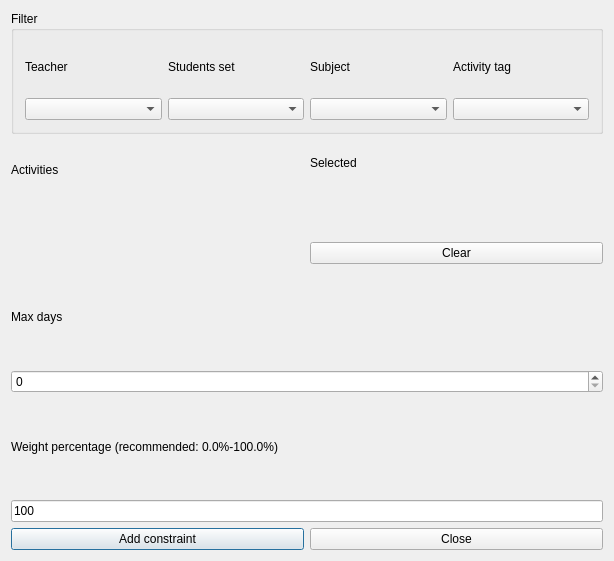
This is src/interface/addconstraintmaxdaysbetweenactivitiesform_template.ui in janLo/FET as Qt 5 draws it before an edit. The edited form follows.
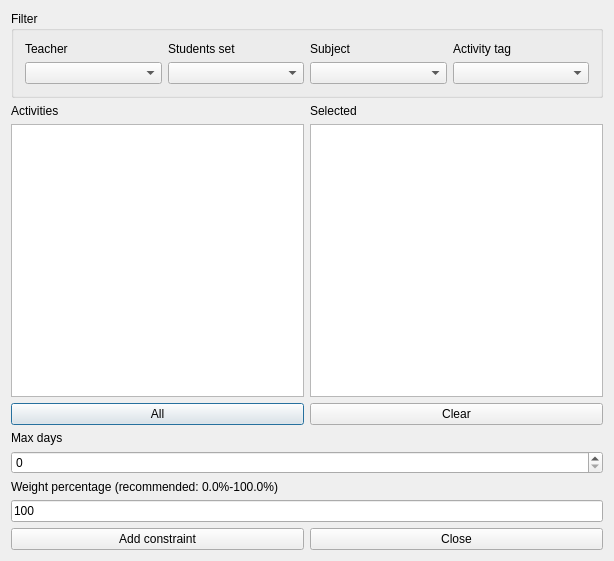
This is the edited form. Custom widgets are drawn as their Qt base class.

Patch:
```diff
--- a/src/interface/addconstraintmaxdaysbetweenactivitiesform_template.ui
+++ b/src/interface/addconstraintmaxdaysbetweenactivitiesform_template.ui
@@ -13,99 +13,23 @@
   <property name="windowTitle">
    <string extracomment="This is the title of the dialog to add a new constraint of this type">Add max days between activities</string>
   </property>
-  <layout class="QGridLayout">
-   <item row="4" column="0">
-    <layout class="QHBoxLayout">
-     <item>
-      <widget class="QPushButton" name="addConstraintPushButton">
-       <property name="text">
-        <string>Add constraint</string>
-       </property>
-      </widget>
-     </item>
-     <item>
-      <widget class="QPushButton" name="closePushButton">
-       <property name="text">
-        <string>Close</string>
-       </property>
-      </widget>
-     </item>
-    </layout>
-   </item>
-   <item row="3" column="0">
-    <layout class="QVBoxLayout">
-     <item>
-      <widget class="QLabel" name="weightTextLabel">
-       <property name="frameShape">
-        <enum>QFrame::NoFrame</enum>
-       </property>
-       <property name="frameShadow">
-        <enum>QFrame::Plain</enum>
-       </property>
-       <property name="text">
-        <string>Weight percentage (recommended: 0.0%-100.0%)</string>
-       </property>
-       <property name="wordWrap">
-        <bool>false</bool>
-       </property>
-      </widget>
-     </item>
-     <item>
-      <widget class="QLineEdit" name="weightLineEdit">
-       <property name="text">
-        <string>100</string>
-       </property>
-      </widget>
-     </item>
-    </layout>
-   </item>
-   <item row="2" column="0">
-    <layout class="QGridLayout">
-     <item row="1" column="0">
-      <widget class="QSpinBox" name="maxDaysSpinBox"/>
-     </item>
+  <layout class="QGridLayout" name="gridLayout_3">
      <item row="0" column="0">
-      <widget class="QLabel" name="minDaysTextLabel">
-       <property name="frameShape">
-        <enum>QFrame::NoFrame</enum>
-       </property>
-       <property name="frameShadow">
-        <enum>QFrame::Plain</enum>
-       </property>
-       <property name="text">
-        <string comment="It refers to the maximum number of days between activities">Max days</string>
-       </property>
-       <property name="wordWrap">
-        <bool>false</bool>
-       </property>
-      </widget>
-     </item>
-    </layout>
-   </item>
-   <item row="0" column="0">
-    <widget class="Q3GroupBox" name="groupBox3">
+    <widget class="QGroupBox" name="filterGroupBox">
      <property name="title">
       <string>Filter</string>
      </property>
-     <layout class="QGridLayout">
+     <layout class="QGridLayout" name="gridLayout">
       <item row="0" column="0">
-       <layout class="QGridLayout">
-        <item row="0" column="3">
-         <widget class="QLabel" name="activityTagsTextLabel">
+       <widget class="QLabel" name="teachersTextLabel">
           <property name="text">
-           <string>Activity tag</string>
+         <string>Teacher</string>
           </property>
           <property name="wordWrap">
            <bool>false</bool>
           </property>
          </widget>
         </item>
-        <item row="1" column="1">
-         <widget class="QComboBox" name="studentsComboBox"/>
-        </item>
-        <item row="1" column="3">
-         <widget class="QComboBox" name="activityTagsComboBox"/>
-        </item>
         <item row="0" column="1">
          <widget class="QLabel" name="studentsTextLabel">
           <property name="text">
@@ -116,9 +40,6 @@
           </property>
          </widget>
         </item>
-        <item row="1" column="2">
-         <widget class="QComboBox" name="subjectsComboBox"/>
-        </item>
         <item row="0" column="2">
          <widget class="QLabel" name="subjectsTextLabel">
           <property name="text">
@@ -129,28 +50,35 @@
           </property>
          </widget>
         </item>
+      <item row="0" column="3">
+       <widget class="QLabel" name="activityTagsTextLabel">
+        <property name="text">
+         <string>Activity tag</string>
+        </property>
+        <property name="wordWrap">
+         <bool>false</bool>
+        </property>
+       </widget>
+      </item>
         <item row="1" column="0">
          <widget class="QComboBox" name="teachersComboBox"/>
         </item>
-        <item row="0" column="0">
-         <widget class="QLabel" name="teachersTextLabel">
-          <property name="text">
-           <string>Teacher</string>
-          </property>
-          <property name="wordWrap">
-           <bool>false</bool>
-          </property>
-         </widget>
-        </item>
-       </layout>
+      <item row="1" column="1">
+       <widget class="QComboBox" name="studentsComboBox"/>
+      </item>
+      <item row="1" column="2">
+       <widget class="QComboBox" name="subjectsComboBox"/>
+      </item>
+      <item row="1" column="3">
+       <widget class="QComboBox" name="activityTagsComboBox"/>
       </item>
      </layout>
     </widget>
    </item>
    <item row="1" column="0">
-    <layout class="QHBoxLayout">
+    <layout class="QHBoxLayout" name="horizontalLayout">
      <item>
-      <layout class="QVBoxLayout">
+      <layout class="QVBoxLayout" name="verticalLayout_2">
        <item>
         <widget class="QLabel" name="activitiesTextLabel">
          <property name="frameShape">
@@ -168,18 +96,19 @@
         </widget>
        </item>
        <item>
-        <widget class="Q3ListBox" name="activitiesListBox">
+        <widget class="QListWidget" name="activitiesListWidget"/>
+       </item>
          <item>
+        <widget class="QPushButton" name="addAllActivitiesPushButton">
           <property name="text">
-           <string>New Item</string>
-          </property>
-         </item>
+          <string comment="Text on a button. It refers to adding all activities from the list above this button into the current constraint">All</string>
+         </property>
         </widget>
        </item>
       </layout>
      </item>
      <item>
-      <layout class="QVBoxLayout">
+      <layout class="QVBoxLayout" name="verticalLayout">
        <item>
         <widget class="QLabel" name="selectedActivitiesTextLabel">
          <property name="frameShape">
@@ -197,16 +126,10 @@
         </widget>
        </item>
        <item>
-        <widget class="Q3ListBox" name="selectedActivitiesListBox">
-         <item>
-          <property name="text">
-           <string>New Item</string>
-          </property>
-         </item>
-        </widget>
-       </item>
+        <widget class="QListWidget" name="selectedActivitiesListWidget"/>
+       </item>
        <item>
-        <widget class="QPushButton" name="pushButton6">
+        <widget class="QPushButton" name="clearPushButton">
          <property name="text">
           <string>Clear</string>
          </property>
@@ -216,41 +139,77 @@
      </item>
     </layout>
    </item>
+   <item row="2" column="0">
+    <layout class="QGridLayout" name="gridLayout_2">
+     <item row="0" column="0">
+      <widget class="QLabel" name="maxDaysTextLabel">
+       <property name="frameShape">
+        <enum>QFrame::NoFrame</enum>
+       </property>
+       <property name="frameShadow">
+        <enum>QFrame::Plain</enum>
+       </property>
+       <property name="text">
+        <string comment="It refers to the maximum number of days between activities">Max days</string>
+       </property>
+       <property name="wordWrap">
+        <bool>false</bool>
+       </property>
+      </widget>
+     </item>
+     <item row="1" column="0">
+      <widget class="QSpinBox" name="maxDaysSpinBox"/>
+     </item>
+    </layout>
+   </item>
+   <item row="3" column="0">
+    <layout class="QVBoxLayout">
+     <item>
+      <widget class="QLabel" name="weightTextLabel">
+       <property name="frameShape">
+        <enum>QFrame::NoFrame</enum>
+       </property>
+       <property name="frameShadow">
+        <enum>QFrame::Plain</enum>
+       </property>
+       <property name="text">
+        <string>Weight percentage (recommended: 0.0%-100.0%)</string>
+       </property>
+       <property name="wordWrap">
+        <bool>false</bool>
+       </property>
+      </widget>
+     </item>
+     <item>
+      <widget class="QLineEdit" name="weightLineEdit">
+       <property name="text">
+        <string notr="true">100</string>
+       </property>
+      </widget>
+     </item>
+    </layout>
+   </item>
+   <item row="4" column="0">
+    <layout class="QHBoxLayout">
+     <item>
+      <widget class="QPushButton" name="addConstraintPushButton">
+       <property name="text">
+        <string>Add constraint</string>
+       </property>
+      </widget>
+     </item>
+     <item>
+      <widget class="QPushButton" name="closePushButton">
+       <property name="text">
+        <string>Close</string>
+       </property>
+      </widget>
+     </item>
+    </layout>
+   </item>
   </layout>
  </widget>
  <layoutdefault spacing="6" margin="11"/>
- <customwidgets>
-  <customwidget>
-   <class>Q3GroupBox</class>
-   <extends>QGroupBox</extends>
-   <header>Qt3Support/Q3GroupBox</header>
-   <container>1</container>
-  </customwidget>
-  <customwidget>
-   <class>Q3Frame</class>
-   <extends>QFrame</extends>
-   <header>Qt3Support/Q3Frame</header>
-   <container>1</container>
-  </customwidget>
-  <customwidget>
-   <class>Q3ListBox</class>
-   <extends>Q3Frame</extends>
-   <header>q3listbox.h</header>
-  </customwidget>
- </customwidgets>
- <tabstops>
-  <tabstop>teachersComboBox</tabstop>
-  <tabstop>studentsComboBox</tabstop>
-  <tabstop>subjectsComboBox</tabstop>
-  <tabstop>activityTagsComboBox</tabstop>
-  <tabstop>activitiesListBox</tabstop>
-  <tabstop>selectedActivitiesListBox</tabstop>
-  <tabstop>maxDaysSpinBox</tabstop>
-  <tabstop>weightLineEdit</tabstop>
-  <tabstop>addConstraintPushButton</tabstop>
-  <tabstop>closePushButton</tabstop>
-  <tabstop>pushButton6</tabstop>
- </tabstops>
  <resources/>
  <connections/>
 </ui>
```
Lines whose indentation alone changed are shown as unchanged.
